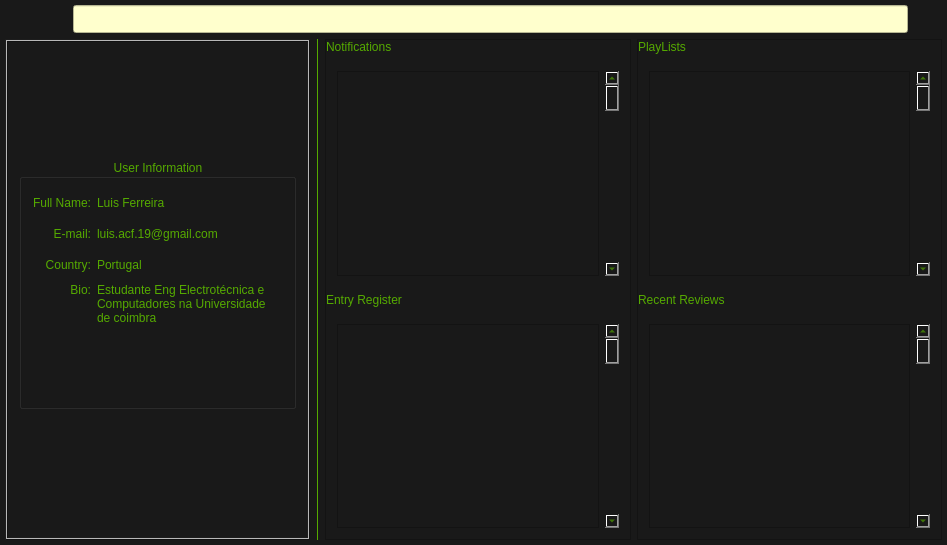
Above: mainwindow.ui from LACF-MIEEC/BasesDados before the change. Below: the same form after it.
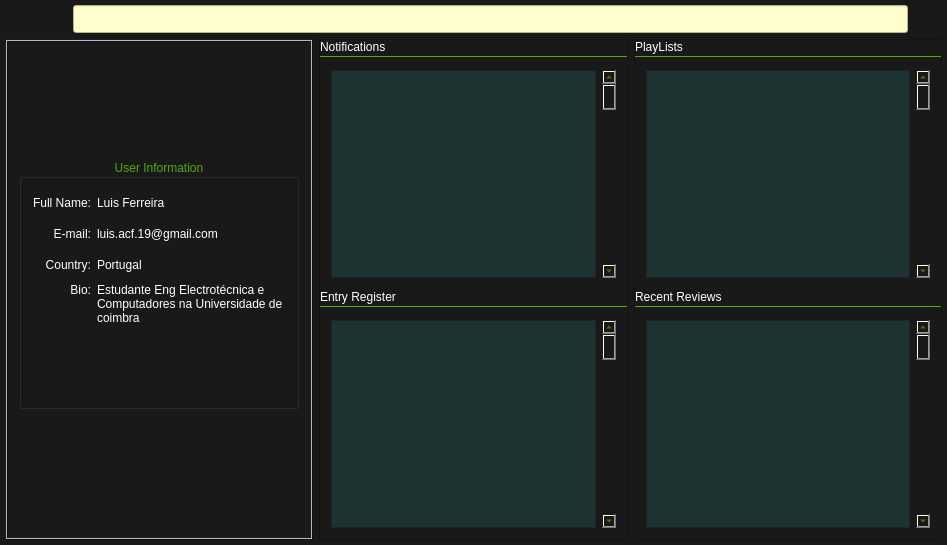
That is the form after the change. The open tabs and pages were chosen to show the change. Icons and pictures are not drawn.

Commit message: 1 ficheiro por salvar

```diff
--- a/mainwindow.ui
+++ b/mainwindow.ui
@@ -21,7 +21,7 @@
 	background-color: rgb(25, 25, 25);
 	alternate-background-color: rgb(0, 0, 0);
 
-	font: 10pt &quot;Century Gothic&quot; ;
+	font: 10pt &quot;Century Gothic&quot;  ;
 	color: rgb(85, 170, 0);
 
 	gridline-color: rgb(85, 170, 255);
@@ -42,7 +42,15 @@
 QToolButton{
 	border:none;
 }
-
+QLabel{
+	color: white;
+}
+QDialog{
+	color: black;
+}
+QTableView{
+	background-color: rgb(30, 50, 50);
+}
 	
 </string>
   </property>
@@ -183,17 +191,7 @@
         <property name="bottomMargin">
          <number>0</number>
         </property>
-        <item row="0" column="1">
-         <widget class="Line" name="line_2">
-          <property name="frameShadow">
-           <enum>QFrame::Plain</enum>
-          </property>
-          <property name="orientation">
-           <enum>Qt::Vertical</enum>
-          </property>
-         </widget>
-        </item>
-        <item row="0" column="3">
+        <item row="0" column="2">
          <widget class="QFrame" name="frame">
           <property name="sizePolicy">
            <sizepolicy hsizetype="MinimumExpanding" vsizetype="Expanding">
@@ -222,6 +220,9 @@
            </property>
            <item row="0" column="0">
             <layout class="QVBoxLayout" name="verticalLayout_2">
+             <property name="spacing">
+              <number>1</number>
+             </property>
              <item>
               <widget class="QLabel" name="PlayListLabel">
                <property name="sizePolicy">
@@ -235,6 +236,19 @@
                </property>
               </widget>
              </item>
+             <item>
+              <widget class="Line" name="line_5">
+               <property name="frameShadow">
+                <enum>QFrame::Plain</enum>
+               </property>
+               <property name="lineWidth">
+                <number>1</number>
+               </property>
+               <property name="orientation">
+                <enum>Qt::Horizontal</enum>
+               </property>
+              </widget>
+             </item>
              <item>
               <widget class="QScrollArea" name="NotificationsScrol_2">
                <property name="frameShape">
@@ -248,8 +262,8 @@
                  <rect>
                   <x>0</x>
                   <y>0</y>
-                  <width>301</width>
-                  <height>223</height>
+                  <width>304</width>
+                  <height>227</height>
                  </rect>
                 </property>
                 <layout class="QGridLayout" name="gridLayout_8">
@@ -280,6 +294,19 @@
                </property>
               </widget>
              </item>
+             <item>
+              <widget class="Line" name="line_6">
+               <property name="frameShadow">
+                <enum>QFrame::Plain</enum>
+               </property>
+               <property name="lineWidth">
+                <number>1</number>
+               </property>
+               <property name="orientation">
+                <enum>Qt::Horizontal</enum>
+               </property>
+              </widget>
+             </item>
              <item>
               <widget class="QScrollArea" name="RegisterScrol_2">
                <property name="frameShape">
@@ -293,8 +320,8 @@
                  <rect>
                   <x>0</x>
                   <y>0</y>
-                  <width>301</width>
-                  <height>223</height>
+                  <width>304</width>
+                  <height>226</height>
                  </rect>
                 </property>
                 <layout class="QGridLayout" name="gridLayout_9">
@@ -317,7 +344,7 @@
           </layout>
          </widget>
         </item>
-        <item row="0" column="2">
+        <item row="0" column="1">
          <widget class="QFrame" name="UpdatesFrame">
           <property name="sizePolicy">
            <sizepolicy hsizetype="MinimumExpanding" vsizetype="Preferred">
@@ -346,6 +373,9 @@
            </property>
            <item row="0" column="0">
             <layout class="QVBoxLayout" name="verticalLayout">
+             <property name="spacing">
+              <number>1</number>
+             </property>
              <item>
               <widget class="QLabel" name="NotifLabel">
                <property name="sizePolicy">
@@ -359,6 +389,19 @@
                </property>
               </widget>
              </item>
+             <item>
+              <widget class="Line" name="line">
+               <property name="frameShadow">
+                <enum>QFrame::Plain</enum>
+               </property>
+               <property name="lineWidth">
+                <number>1</number>
+               </property>
+               <property name="orientation">
+                <enum>Qt::Horizontal</enum>
+               </property>
+              </widget>
+             </item>
              <item>
               <widget class="QScrollArea" name="NotificationsScrol">
                <property name="frameShape">
@@ -372,27 +415,27 @@
                  <rect>
                   <x>0</x>
                   <y>0</y>
-                  <width>302</width>
-                  <height>223</height>
+                  <width>305</width>
+                  <height>227</height>
                  </rect>
                 </property>
                 <layout class="QGridLayout" name="gridLayout_5">
-                 <item row="0" column="2">
-                  <widget class="QScrollBar" name="verticalScrollBar">
-                   <property name="tracking">
-                    <bool>true</bool>
-                   </property>
-                   <property name="orientation">
-                    <enum>Qt::Vertical</enum>
-                   </property>
-                   <property name="invertedAppearance">
-                    <bool>false</bool>
-                   </property>
-                  </widget>
-                 </item>
-                 <item row="0" column="1">
+                 <item row="1" column="1">
                   <widget class="QTableView" name="NotifTableView"/>
                  </item>
+                 <item row="1" column="2">
+                  <widget class="QScrollBar" name="verticalScrollBar">
+                   <property name="tracking">
+                    <bool>true</bool>
+                   </property>
+                   <property name="orientation">
+                    <enum>Qt::Vertical</enum>
+                   </property>
+                   <property name="invertedAppearance">
+                    <bool>false</bool>
+                   </property>
+                  </widget>
+                 </item>
                 </layout>
                </widget>
               </widget>
@@ -404,6 +447,19 @@
                </property>
               </widget>
              </item>
+             <item>
+              <widget class="Line" name="line_2">
+               <property name="frameShadow">
+                <enum>QFrame::Plain</enum>
+               </property>
+               <property name="lineWidth">
+                <number>1</number>
+               </property>
+               <property name="orientation">
+                <enum>Qt::Horizontal</enum>
+               </property>
+              </widget>
+             </item>
              <item>
               <widget class="QScrollArea" name="RegisterScrol">
                <property name="frameShape">
@@ -420,15 +476,15 @@
                  <rect>
                   <x>0</x>
                   <y>0</y>
-                  <width>302</width>
-                  <height>223</height>
+                  <width>305</width>
+                  <height>226</height>
                  </rect>
                 </property>
                 <layout class="QGridLayout" name="gridLayout_6">
-                 <item row="0" column="0">
+                 <item row="1" column="0">
                   <widget class="QTableView" name="Reg"/>
                  </item>
-                 <item row="0" column="1">
+                 <item row="1" column="1">
                   <widget class="QScrollBar" name="verticalScrollBar_2">
                    <property name="orientation">
                     <enum>Qt::Vertical</enum>
```
Left out of the diff: 3 changed lines with no effect on the pictures.
